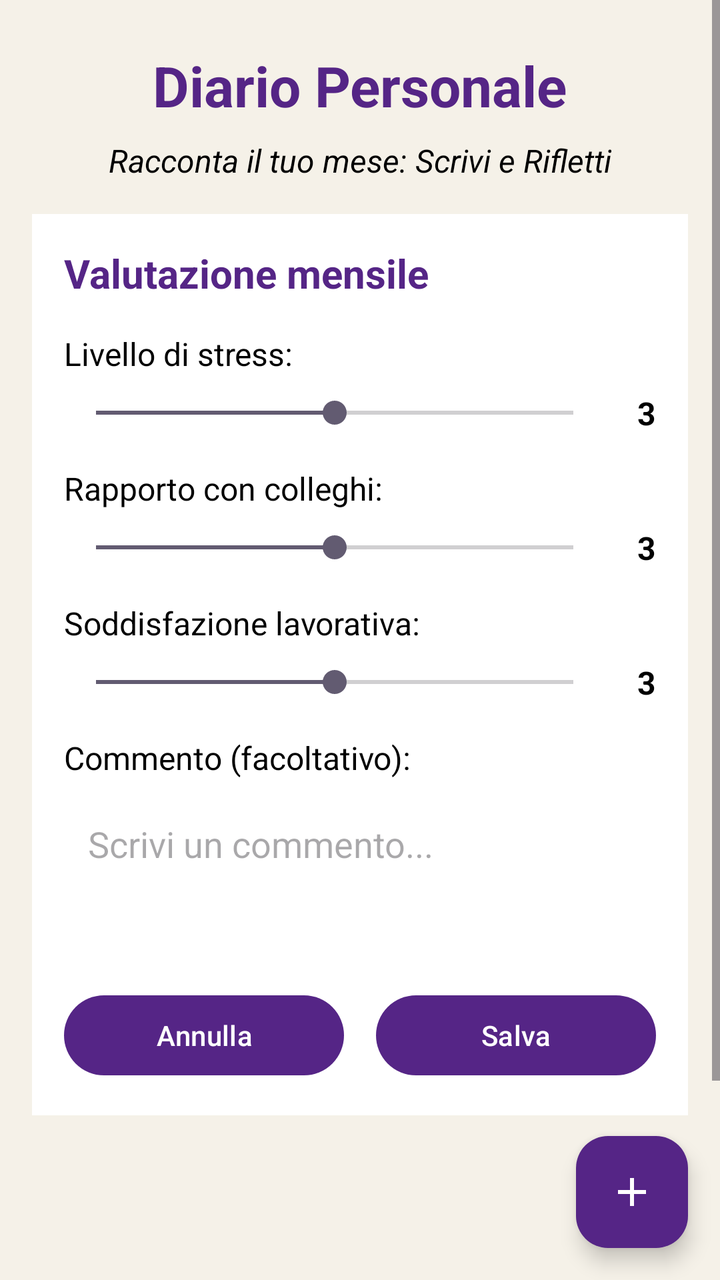
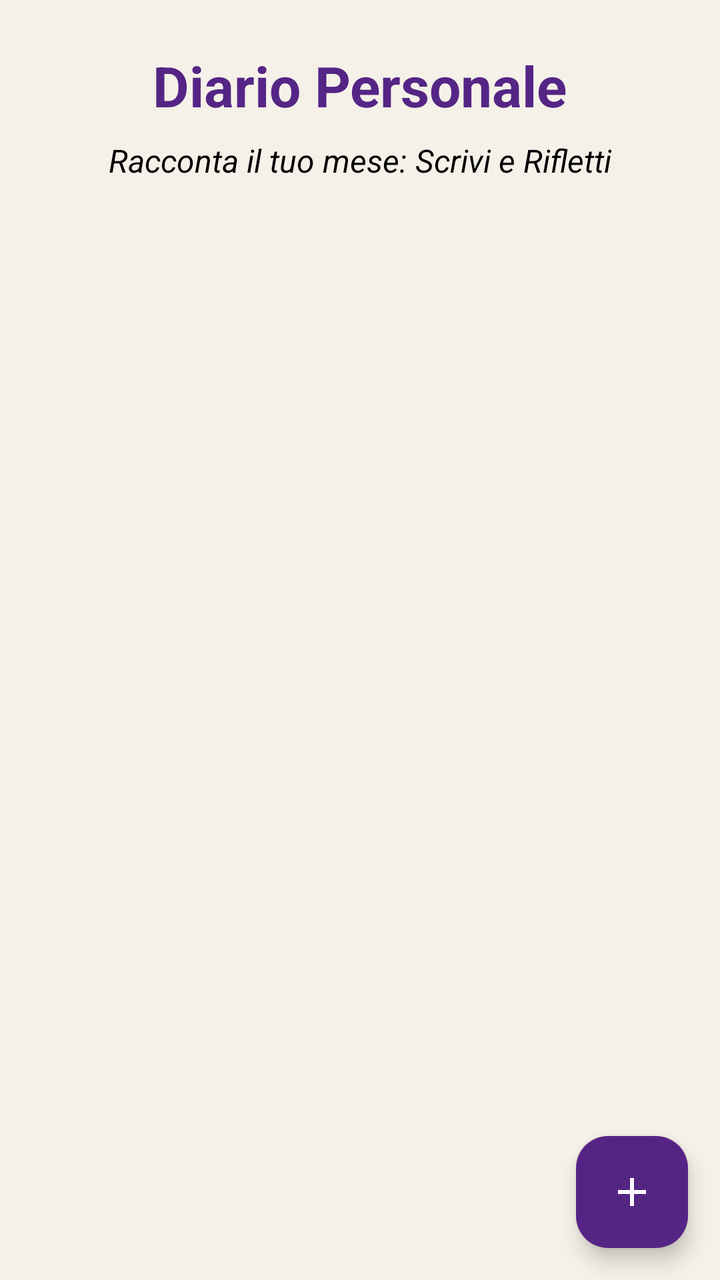

Screens rendered from an Android XML layout before and after an edit, with the pre-edit source and the edit as a unified diff.
<!-- AndroidManifest.xml: application theme Theme.CoreTeamProject -->
<!-- res/layout/fragment_diary.xml -->
<?xml version="1.0" encoding="utf-8"?>
<layout xmlns:android="http://schemas.android.com/apk/res/android"
    xmlns:app="http://schemas.android.com/apk/res-auto"
    xmlns:tools="http://schemas.android.com/tools">

    <data>
        <import type="android.view.View" />
        <variable
            name="viewModel"
            type="com.example.coreteamproject.DiaryViewModel" />
    </data>

    <androidx.constraintlayout.widget.ConstraintLayout
        android:layout_width="match_parent"
        android:layout_height="match_parent"
        android:background="@color/background_cream">

        <ScrollView
            android:layout_width="match_parent"
            android:layout_height="match_parent"
            android:clipToPadding="false"
            android:paddingBottom="88dp"
            app:layout_constraintTop_toTopOf="parent"
            app:layout_constraintBottom_toBottomOf="parent">

            <androidx.constraintlayout.widget.ConstraintLayout
                android:layout_width="match_parent"
                android:layout_height="wrap_content"
                android:padding="16dp">

            <TextView
                android:id="@+id/textViewDiary"
                android:layout_width="wrap_content"
                android:layout_height="wrap_content"
                android:layout_marginTop="8dp"
                android:text="Diario Personale"
                android:textColor="@color/purple_500"
                android:textSize="28dp"
                android:textStyle="bold"
                app:layout_constraintEnd_toEndOf="parent"
                app:layout_constraintStart_toStartOf="parent"
                app:layout_constraintTop_toTopOf="parent" />

            <TextView
                android:id="@+id/textDescriptionDiary"
                android:layout_width="wrap_content"
                android:layout_height="wrap_content"
                android:text="Racconta il tuo mese: Scrivi e Rifletti"
                android:textColor="@color/black"
                android:textSize="16sp"
                android:textStyle="italic"
                app:layout_constraintTop_toBottomOf="@id/textViewDiary"
                app:layout_constraintStart_toStartOf="parent"
                app:layout_constraintEnd_toEndOf="parent"
                android:layout_marginTop="8dp"/>


            <LinearLayout
                android:id="@+id/layout_valutazione"
                android:layout_width="match_parent"
                android:layout_height="wrap_content"
                android:layout_marginTop="16dp"
                android:orientation="vertical"
                android:background="#FFFFFF"
                android:padding="16dp"
                android:visibility="@{viewModel.showForm ? View.VISIBLE : View.GONE}"
                app:layout_constraintTop_toBottomOf="@+id/textDescriptionDiary"
                app:layout_constraintStart_toStartOf="parent"
                app:layout_constraintEnd_toEndOf="parent">

                <TextView
                    android:layout_width="wrap_content"
                    android:layout_height="wrap_content"
                    android:text="Valutazione mensile"
                    android:textSize="20sp"
                    android:textStyle="bold"
                    android:textColor="@color/purple_500"
                    android:layout_marginBottom="16dp" />

                
                <TextView
                    android:layout_width="wrap_content"
                    android:layout_height="wrap_content"
                    android:text="Livello di stress:"
                    android:textSize="16sp"
                    android:layout_marginBottom="8dp" />

                <LinearLayout
                    android:layout_width="match_parent"
                    android:layout_height="wrap_content"
                    android:orientation="horizontal"
                    android:gravity="center_vertical">

                    <SeekBar
                        android:id="@+id/seekbar_stress"
                        android:layout_width="0dp"
                        android:layout_height="wrap_content"
                        android:layout_weight="1"
                        android:max="4"
                        android:progress="2" />

                    <TextView
                        android:id="@+id/text_stress_value"
                        android:layout_width="wrap_content"
                        android:layout_height="wrap_content"
                        android:text="3"
                        android:textSize="16sp"
                        android:textStyle="bold"
                        android:layout_marginStart="16dp" />

                </LinearLayout>

                
                <TextView
                    android:layout_width="wrap_content"
                    android:layout_height="wrap_content"
                    android:text="Rapporto con colleghi:"
                    android:textSize="16sp"
                    android:layout_marginTop="16dp"
                    android:layout_marginBottom="8dp" />

                <LinearLayout
                    android:layout_width="match_parent"
                    android:layout_height="wrap_content"
                    android:orientation="horizontal"
                    android:gravity="center_vertical">

                    <SeekBar
                        android:id="@+id/seekbar_colleghi"
                        android:layout_width="0dp"
                        android:layout_height="wrap_content"
                        android:layout_weight="1"
                        android:max="4"
                        android:progress="2" />

                    <TextView
                        android:id="@+id/text_colleghi_value"
                        android:layout_width="wrap_content"
                        android:layout_height="wrap_content"
                        android:text="3"
                        android:textSize="16sp"
                        android:textStyle="bold"
                        android:layout_marginStart="16dp" />

                </LinearLayout>

                
                <TextView
                    android:layout_width="wrap_content"
                    android:layout_height="wrap_content"
                    android:text="Soddisfazione lavorativa:"
                    android:textSize="16sp"
                    android:layout_marginTop="16dp"
                    android:layout_marginBottom="8dp" />

                <LinearLayout
                    android:layout_width="match_parent"
                    android:layout_height="wrap_content"
                    android:orientation="horizontal"
                    android:gravity="center_vertical">

                    <SeekBar
                        android:id="@+id/seekbar_soddisfazione"
                        android:layout_width="0dp"
                        android:layout_height="wrap_content"
                        android:layout_weight="1"
                        android:max="4"
                        android:progress="2" />

                    <TextView
                        android:id="@+id/text_soddisfazione_value"
                        android:layout_width="wrap_content"
                        android:layout_height="wrap_content"
                        android:text="3"
                        android:textSize="16sp"
                        android:textStyle="bold"
                        android:layout_marginStart="16dp" />

                </LinearLayout>

                
                <TextView
                    android:layout_width="wrap_content"
                    android:layout_height="wrap_content"
                    android:text="Commento (facoltativo):"
                    android:textSize="16sp"
                    android:layout_marginTop="16dp"
                    android:layout_marginBottom="8dp" />

                <EditText
                    android:id="@+id/edit_commento"
                    android:layout_width="match_parent"
                    android:layout_height="80dp"
                    android:background="#FFFFFF"
                    android:padding="12dp"
                    android:hint="Scrivi un commento..."
                    android:inputType="textMultiLine"
                    android:gravity="top" />

                
                <LinearLayout
                    android:layout_width="match_parent"
                    android:layout_height="wrap_content"
                    android:layout_marginTop="16dp"
                    android:orientation="horizontal">

                    <Button
                        android:id="@+id/btn_annulla"
                        android:layout_width="0dp"
                        android:layout_height="wrap_content"
                        android:layout_weight="1"
                        android:text="Annulla"
                        android:layout_marginEnd="8dp" />

                    <Button
                        android:id="@+id/btn_salva"
                        android:layout_width="0dp"
                        android:layout_height="wrap_content"
                        android:layout_weight="1"
                        android:text="Salva"
                        android:layout_marginStart="8dp" />

                </LinearLayout>

            </LinearLayout>

            
            <ProgressBar
                android:id="@+id/progressBar"
                android:layout_width="wrap_content"
                android:layout_height="wrap_content"
                android:layout_marginTop="16dp"
                android:visibility="@{viewModel.isLoading ? View.VISIBLE : View.GONE}"
                app:layout_constraintEnd_toEndOf="parent"
                app:layout_constraintStart_toStartOf="parent"
                app:layout_constraintTop_toBottomOf="@id/layout_valutazione" />

            
            <LinearLayout
                android:id="@+id/recycler_valutazioni"
                android:layout_width="match_parent"
                android:layout_height="wrap_content"
                android:layout_marginTop="16dp"
                android:orientation="vertical"
                app:layout_constraintTop_toBottomOf="@id/progressBar" />

            </androidx.constraintlayout.widget.ConstraintLayout>
        </ScrollView>

    <com.google.android.material.floatingactionbutton.FloatingActionButton
        android:id="@+id/btn_aggiungi_valutazione"
        android:layout_width="wrap_content"
        android:layout_height="wrap_content"
        android:layout_margin="16dp"
        android:src="@drawable/ic_add"
        app:backgroundTint="@color/purple_500"
        android:visibility="@{viewModel.showForm ? View.GONE : View.VISIBLE}"
        app:layout_constraintBottom_toBottomOf="parent"
        app:layout_constraintEnd_toEndOf="parent" />
    </androidx.constraintlayout.widget.ConstraintLayout>

</layout>
<!-- resources referenced by this layout -->
<resources>
  <color name="background_cream">#F5F1E8</color> // sfondo app
  <color name="black">#FF000000</color>
  <color name="purple_500">#552586 </color> // tutti i dettagli viola
  <!-- drawable ic_add (drawable) -->
  <vector xmlns:android="http://schemas.android.com/apk/res/android"
      android:width="24dp"
      android:height="24dp"
      android:viewportWidth="24"
      android:viewportHeight="24"
      android:tint="@android:color/white">
    <path
        android:fillColor="@android:color/white"
        android:pathData="M19,13h-6v6h-2v-6H5v-2h6V5h2v6h6v2z"/>
  </vector>
  <style name="Theme.CoreTeamProject" parent="Base.Theme.CoreTeamProject" />
  <style name="Base.Theme.CoreTeamProject" parent="Theme.Material3.DayNight.NoActionBar">
          
          <item name="colorPrimary">@color/purple_500</item>
          <item name="colorPrimaryVariant">@color/purple_500</item>
          <item name="colorOnPrimary">@color/white</item>
  
          
          <item name="android:windowBackground">@color/background_cream</item>
          <item name="colorSurface">@color/white</item>
          <item name="colorOnSurface">@color/black</item>
  
          
          <item name="android:textColor">@color/black</item>
          <item name="android:textColorPrimary">@color/black</item>
  
          
          <item name="colorPrimaryContainer">@color/purple_500</item>
          <item name="colorOnPrimaryContainer">@color/white</item>
      </style>
  <color name="white">#FFFFFFFF</color>
</resources>

<!-- the commit's change to res/layout/fragment_diary.xml (unified diff, before → after) -->
@@ -55,174 +55,6 @@
                 android:layout_marginTop="8dp"/>
 
 
-            <LinearLayout
-                android:id="@+id/layout_valutazione"
-                android:layout_width="match_parent"
-                android:layout_height="wrap_content"
-                android:layout_marginTop="16dp"
-                android:orientation="vertical"
-                android:background="#FFFFFF"
-                android:padding="16dp"
-                android:visibility="@{viewModel.showForm ? View.VISIBLE : View.GONE}"
-                app:layout_constraintTop_toBottomOf="@+id/textDescriptionDiary"
-                app:layout_constraintStart_toStartOf="parent"
-                app:layout_constraintEnd_toEndOf="parent">
-
-                <TextView
-                    android:layout_width="wrap_content"
-                    android:layout_height="wrap_content"
-                    android:text="Valutazione mensile"
-                    android:textSize="20sp"
-                    android:textStyle="bold"
-                    android:textColor="@color/purple_500"
-                    android:layout_marginBottom="16dp" />
-
-                
-                <TextView
-                    android:layout_width="wrap_content"
-                    android:layout_height="wrap_content"
-                    android:text="Livello di stress:"
-                    android:textSize="16sp"
-                    android:layout_marginBottom="8dp" />
-
-                <LinearLayout
-                    android:layout_width="match_parent"
-                    android:layout_height="wrap_content"
-                    android:orientation="horizontal"
-                    android:gravity="center_vertical">
-
-                    <SeekBar
-                        android:id="@+id/seekbar_stress"
-                        android:layout_width="0dp"
-                        android:layout_height="wrap_content"
-                        android:layout_weight="1"
-                        android:max="4"
-                        android:progress="2" />
-
-                    <TextView
-                        android:id="@+id/text_stress_value"
-                        android:layout_width="wrap_content"
-                        android:layout_height="wrap_content"
-                        android:text="3"
-                        android:textSize="16sp"
-                        android:textStyle="bold"
-                        android:layout_marginStart="16dp" />
-
-                </LinearLayout>
-
-                
-                <TextView
-                    android:layout_width="wrap_content"
-                    android:layout_height="wrap_content"
-                    android:text="Rapporto con colleghi:"
-                    android:textSize="16sp"
-                    android:layout_marginTop="16dp"
-                    android:layout_marginBottom="8dp" />
-
-                <LinearLayout
-                    android:layout_width="match_parent"
-                    android:layout_height="wrap_content"
-                    android:orientation="horizontal"
-                    android:gravity="center_vertical">
-
-                    <SeekBar
-                        android:id="@+id/seekbar_colleghi"
-                        android:layout_width="0dp"
-                        android:layout_height="wrap_content"
-                        android:layout_weight="1"
-                        android:max="4"
-                        android:progress="2" />
-
-                    <TextView
-                        android:id="@+id/text_colleghi_value"
-                        android:layout_width="wrap_content"
-                        android:layout_height="wrap_content"
-                        android:text="3"
-                        android:textSize="16sp"
-                        android:textStyle="bold"
-                        android:layout_marginStart="16dp" />
-
-                </LinearLayout>
-
-                
-                <TextView
-                    android:layout_width="wrap_content"
-                    android:layout_height="wrap_content"
-                    android:text="Soddisfazione lavorativa:"
-                    android:textSize="16sp"
-                    android:layout_marginTop="16dp"
-                    android:layout_marginBottom="8dp" />
-
-                <LinearLayout
-                    android:layout_width="match_parent"
-                    android:layout_height="wrap_content"
-                    android:orientation="horizontal"
-                    android:gravity="center_vertical">
-
-                    <SeekBar
-                        android:id="@+id/seekbar_soddisfazione"
-                        android:layout_width="0dp"
-                        android:layout_height="wrap_content"
-                        android:layout_weight="1"
-                        android:max="4"
-                        android:progress="2" />
-
-                    <TextView
-                        android:id="@+id/text_soddisfazione_value"
-                        android:layout_width="wrap_content"
-                        android:layout_height="wrap_content"
-                        android:text="3"
-                        android:textSize="16sp"
-                        android:textStyle="bold"
-                        android:layout_marginStart="16dp" />
-
-                </LinearLayout>
-
-                
-                <TextView
-                    android:layout_width="wrap_content"
-                    android:layout_height="wrap_content"
-                    android:text="Commento (facoltativo):"
-                    android:textSize="16sp"
-                    android:layout_marginTop="16dp"
-                    android:layout_marginBottom="8dp" />
-
-                <EditText
-                    android:id="@+id/edit_commento"
-                    android:layout_width="match_parent"
-                    android:layout_height="80dp"
-                    android:background="#FFFFFF"
-                    android:padding="12dp"
-                    android:hint="Scrivi un commento..."
-                    android:inputType="textMultiLine"
-                    android:gravity="top" />
-
-                
-                <LinearLayout
-                    android:layout_width="match_parent"
-                    android:layout_height="wrap_content"
-                    android:layout_marginTop="16dp"
-                    android:orientation="horizontal">
-
-                    <Button
-                        android:id="@+id/btn_annulla"
-                        android:layout_width="0dp"
-                        android:layout_height="wrap_content"
-                        android:layout_weight="1"
-                        android:text="Annulla"
-                        android:layout_marginEnd="8dp" />
-
-                    <Button
-                        android:id="@+id/btn_salva"
-                        android:layout_width="0dp"
-                        android:layout_height="wrap_content"
-                        android:layout_weight="1"
-                        android:text="Salva"
-                        android:layout_marginStart="8dp" />
-
-                </LinearLayout>
-
-            </LinearLayout>
 
             
             <ProgressBar
@@ -233,7 +65,7 @@
                 android:visibility="@{viewModel.isLoading ? View.VISIBLE : View.GONE}"
                 app:layout_constraintEnd_toEndOf="parent"
                 app:layout_constraintStart_toStartOf="parent"
-                app:layout_constraintTop_toBottomOf="@id/layout_valutazione" />
+                app:layout_constraintTop_toBottomOf="@+id/textDescriptionDiary" />
 
             
             <LinearLayout
